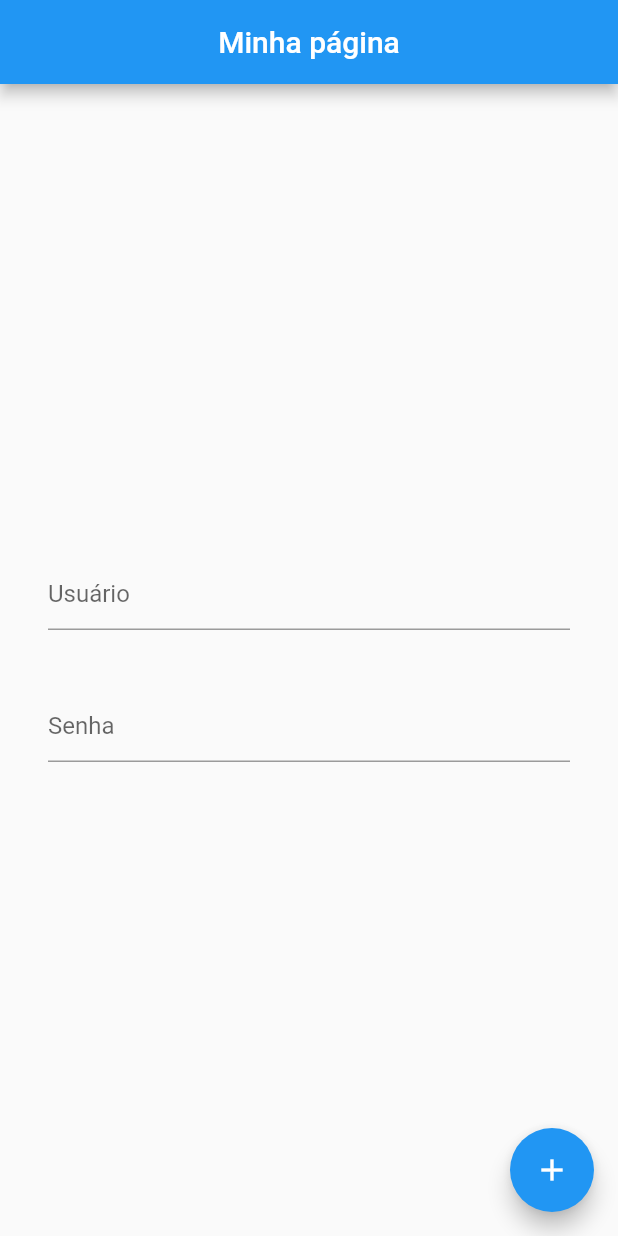
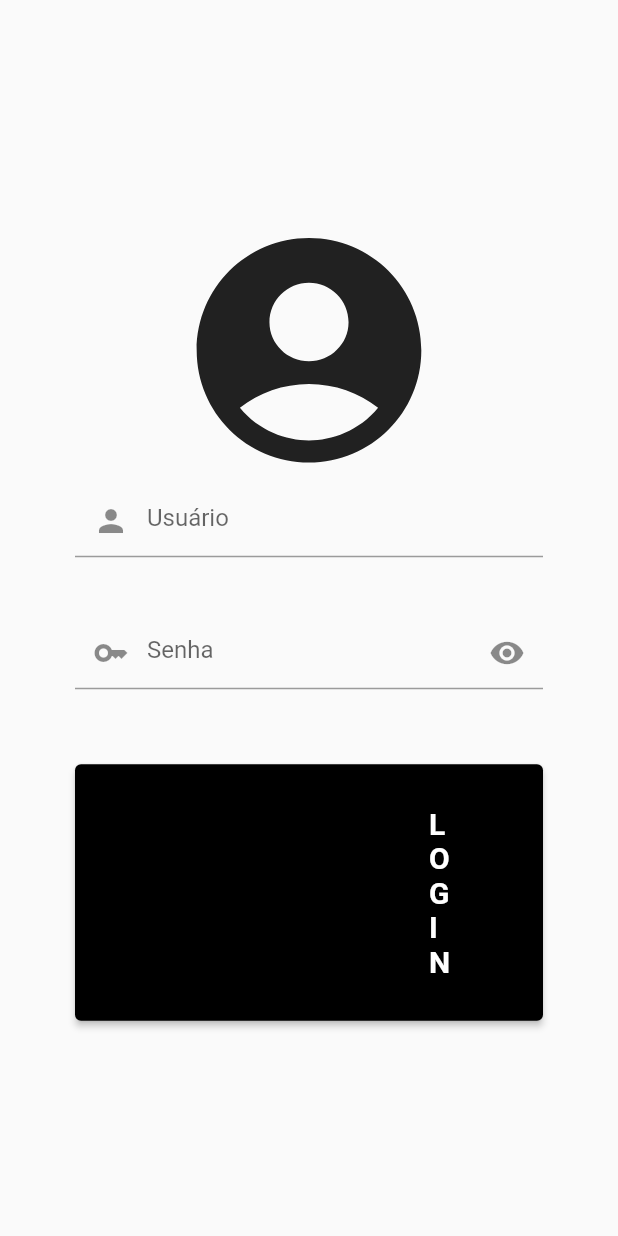
Before and after one commit to cejob/aula02, a Flutter app: the screen it shows after launch, on a phone screen of 412 x 824 dp. Run offline on Flutter 3.47's test engine with Material 2 defaults, Android fonts, the phone set to English and light mode, and no system bars.

Commit message:
Atividade 2

```diff
--- a/lib/main.dart
+++ b/lib/main.dart
@@ -35,20 +35,19 @@ class _MyHomePageState extends State<MyHomePage> {
   Widget build(BuildContext context) {
 
     return Scaffold(
-      appBar: AppBar(
-
-        title: const Text( "Minha página"),
-        centerTitle: true,
-      ),
       body: Center(
 
         child: Padding(
-          padding: const EdgeInsets.all(32.0),
+          padding: const EdgeInsets.all(50.0),
           child: Column(
             mainAxisAlignment: MainAxisAlignment.center,
             children: <Widget>[
+              const Icon(
+                Icons.account_circle,size: 180
+              ),
               TextFormField(
                 decoration: const InputDecoration(
+                  prefixIcon: Icon(Icons.person),
                   hintText: "Usuário",
                 ),
               ),
@@ -56,18 +55,31 @@ class _MyHomePageState extends State<MyHomePage> {
                 height: 40,
               ),
               TextFormField(
+                obscureText: true,
                 decoration: const InputDecoration(
+                  prefixIcon: Icon(Icons.key),
+                  suffixIcon: Icon(Icons.visibility),
                   hintText: "Senha",
-              )),
-            ],
+                )
+              ),
+              SizedBox(height: 50),
+              ElevatedButton(
+                style: ButtonStyle(
+                  backgroundColor: MaterialStateProperty.all(Colors.black),
+                ),
+                onPressed: () {},
+              child: Padding(
+                padding: const EdgeInsets.symmetric(
+                  vertical: 28,
+                  horizontal: 220,
+                ),
+
+              child: Text("Login".toUpperCase(),
+              style: const TextStyle(fontSize: 20, fontWeight: FontWeight.bold,),) ),)]
           ),
         ),
       ),
-      floatingActionButton: FloatingActionButton(
-        onPressed: (){},
-        tooltip: 'Increment',
-        child: const Icon(Icons.add),
-      ),
+
     );
   }
 }
```
